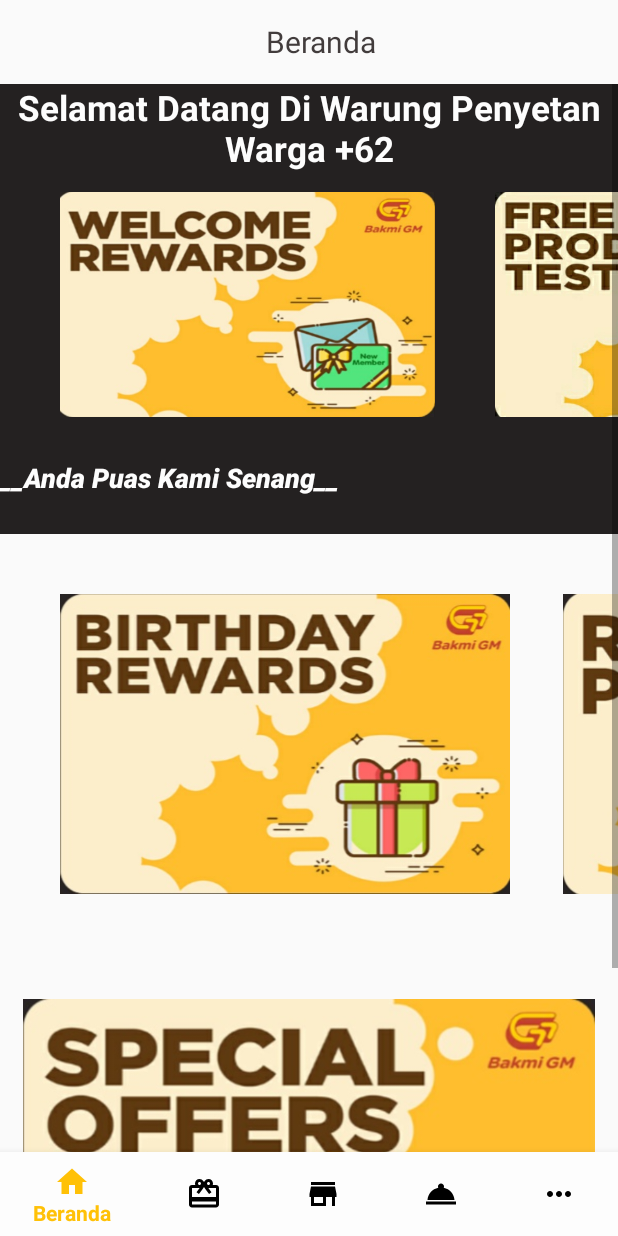
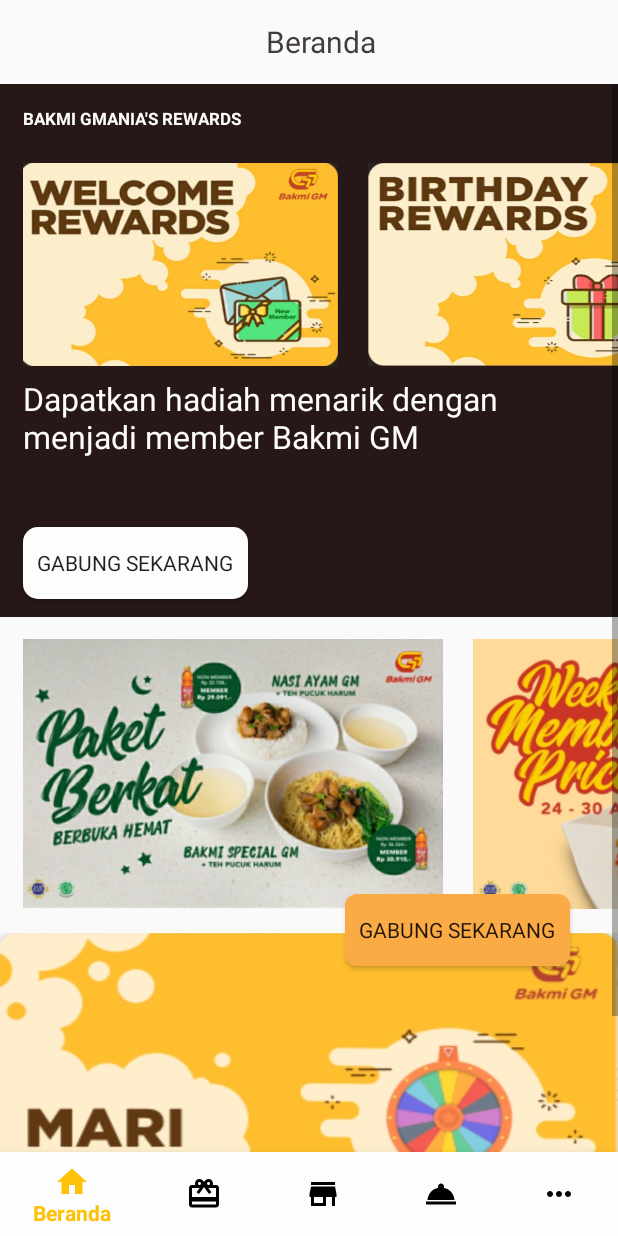
Before and after one commit to ulviaayu51/BakmiPPBProject, an Android app: the MainActivity screen opened directly, with no data from a screen before it, on a phone screen of 412 x 824 dp. Run offline under Robolectric (Android 15) with nearby library versions, the phone set to English and light mode, and no system bars; 1 statement that could not run was skipped.

Commit message:
Update activity_main.xml

```diff
--- a/app/src/main/res/layout/activity_main.xml
+++ b/app/src/main/res/layout/activity_main.xml
@@ -20,10 +20,23 @@
                 android:layout_width="match_parent"
                 android:layout_height="wrap_content"
                 android:gravity="center"
+                android:textAlignment="center"
                 android:textSize="20dp"
                 android:textColor="#423C3C"
-                android:fontFamily="sans-serif"/>
+                android:fontFamily="sans"/>
         </androidx.appcompat.widget.Toolbar>
+        <FrameLayout
+            android:layout_width="match_parent"
+            android:layout_height="match_parent">
+            <Button
+                android:id="@+id/button1_beranda"
+                android:layout_width="150dp"
+                android:layout_height="wrap_content"
+                android:text="GABUNG SEKARANG"
+                android:fontFamily="sans"
+                android:layout_marginTop="540dp"
+                android:layout_marginLeft="230dp"
+                android:background="@drawable/shape_orange"/>
             <ScrollView
                android:layout_width="match_parent"
                android:layout_height="match_parent">
@@ -33,91 +46,150 @@
                    android:orientation="vertical">
                    <FrameLayout
                        android:layout_width="match_parent"
-                   android:layout_height="300dp"
-                   android:background="#242121">
+                       android:layout_height="355dp"
+                       android:background="#271717">
                        <TextView
                            android:id="@+id/textView1_beranda"
                            android:layout_width="match_parent"
                            android:layout_height="60dp"
-                       android:text="Selamat Datang Di Warung Penyetan Warga +62"
+                           android:text="BAKMI GMANIA'S REWARDS"
+                           android:fontFamily="sans"
                            android:textStyle="bold"
-                       android:textSize="23dp"
-                       android:textAlignment="center"
+                           android:textSize="11dp"
+                           android:layout_marginLeft="15dp"
+                           android:layout_marginTop="15dp"
                            android:textColor="@color/colorPrimary"/>
                        <HorizontalScrollView
                            android:layout_width="match_parent"
                            android:layout_height="match_parent"
                            android:layout_gravity="center"
-                       android:layout_marginTop="48dp">
+                           android:layout_marginTop="35dp">
                            <LinearLayout
                                android:layout_width="match_parent"
-                           android:layout_height="350dp">
+                               android:layout_height="wrap_content">
                                <ImageView
                                    android:id="@+id/imageView1_beranda"
-                               android:layout_width="250dp"
-                               android:layout_height="150dp"
+                                   android:layout_width="210dp"
+                                   android:layout_height="135dp"
                                    android:src="@drawable/beranda1"
                                    android:scaleType="fitXY"
-                               android:layout_marginLeft="40dp" />
+                                   android:layout_marginLeft="15dp"/>
                                <ImageView
                                    android:id="@+id/imageView2_beranda"
-                               android:layout_width="250dp"
-                               android:layout_height="150dp"
+                                   android:layout_width="210dp"
+                                   android:layout_height="135dp"
+                                   android:src="@drawable/beranda2"
+                                   android:scaleType="fitXY"
+                                   android:layout_marginLeft="20dp"/>
+                               <ImageView
+                                   android:id="@+id/imageView3_beranda"
+                                   android:layout_width="210dp"
+                                   android:layout_height="135dp"
+                                   android:src="@drawable/beranda3"
+                                   android:scaleType="fitXY"
+                                   android:layout_marginLeft="20dp"/>
+                               <ImageView
+                                   android:id="@+id/imageView4_beranda"
+                                   android:layout_width="210dp"
+                                   android:layout_height="135dp"
                                    android:src="@drawable/beranda4"
                                    android:scaleType="fitXY"
-                               android:layout_marginLeft="40dp"/>
+                                   android:layout_marginLeft="20dp"/>
+                               <ImageView
+                                   android:id="@+id/imageView5_beranda"
+                                   android:layout_width="210dp"
+                                   android:layout_height="135dp"
+                                   android:src="@drawable/beranda5"
+                                   android:scaleType="fitXY"
+                                   android:layout_marginLeft="20dp"/>
                            </LinearLayout>
                        </HorizontalScrollView>
                        <TextView
                            android:id="@+id/textView2_beranda"
                            android:layout_width="match_parent"
-                       android:layout_height="50dp"
-                       android:text="__Anda Puas Kami Senang__"
+                           android:layout_height="70dp"
+                           android:text="Dapatkan hadiah menarik dengan menjadi member Bakmi GM"
                            android:textColor="@color/colorPrimary"
-                       android:fontFamily="sans-serif-black"
-                       android:textSize="18dp"
-                       android:textStyle="italic"
-                       android:layout_marginTop="250dp"/>
+                           android:fontFamily="sans"
+                           android:textSize="21dp"
+                           android:layout_marginTop="195dp"
+                           android:layout_marginLeft="15dp"/>
+                       <Button
+                           android:id="@+id/button2_beranda"
+                           android:layout_width="150dp"
+                           android:layout_height="wrap_content"
+                           android:text="GABUNG SEKARANG"
+                           android:fontFamily="sans"
+                           android:layout_marginTop="295dp"
+                           android:layout_marginLeft="15dp"
+                           android:background="@drawable/shape_white"/>
                    </FrameLayout>
                    <FrameLayout
                        android:layout_width="match_parent"
-                   android:layout_height="300dp"
-                   android:layout_marginTop="10dp">
+                       android:layout_height="195dp">
                        <HorizontalScrollView
                            android:layout_width="match_parent"
                            android:layout_height="match_parent"
                            android:layout_gravity="center"
-                       android:layout_marginTop="20dp">
+                           android:layout_marginTop="10dp">
                            <LinearLayout
                                android:layout_width="match_parent"
                                android:layout_height="350dp">
                                <ImageView
-                               android:id="@+id/imageView3_beranda"
-                               android:layout_width="300dp"
-                               android:layout_height="200dp"
-                               android:src="@drawable/beranda2"
+                                   android:id="@+id/imageView6_beranda"
+                                   android:layout_width="280dp"
+                                   android:layout_height="180dp"
+                                   android:src="@drawable/beranda6"
                                    android:scaleType="fitXY"
-                               android:layout_marginLeft="40dp"/>
+                                   android:layout_marginLeft="15dp"/>
                                <ImageView
-                               android:id="@+id/imageView4_beranda"
-                               android:layout_width="300dp"
-                               android:layout_height="200dp"
-                               android:layout_marginLeft="35dp"
-                               android:src="@drawable/beranda3"
+                                   android:id="@+id/imageView7_beranda"
+                                   android:layout_width="280dp"
+                                   android:layout_height="180dp"
+                                   android:layout_marginLeft="20dp"
+                                   android:src="@drawable/beranda7"
+                                   android:scaleType="fitXY"/>
+                               <ImageView
+                                   android:id="@+id/imageView8_beranda"
+                                   android:layout_width="280dp"
+                                   android:layout_height="180dp"
+                                   android:layout_marginLeft="20dp"
+                                   android:src="@drawable/beranda8"
+                                   android:scaleType="fitXY"/>
+                               <ImageView
+                                   android:id="@+id/imageView9_beranda"
+                                   android:layout_width="280dp"
+                                   android:layout_height="180dp"
+                                   android:layout_marginLeft="20dp"
+                                   android:src="@drawable/beranda9"
+                                   android:scaleType="fitXY"/>
+                               <ImageView
+                                   android:id="@+id/imageView10_beranda"
+                                   android:layout_width="280dp"
+                                   android:layout_height="180dp"
+                                   android:layout_marginLeft="20dp"
+                                   android:src="@drawable/beranda10"
+                                   android:scaleType="fitXY"/>
+                               <ImageView
+                                   android:id="@+id/imageView11_beranda"
+                                   android:layout_width="280dp"
+                                   android:layout_height="180dp"
+                                   android:layout_marginLeft="20dp"
+                                   android:src="@drawable/beranda12"
                                    android:scaleType="fitXY"/>
                            </LinearLayout>
                        </HorizontalScrollView>
                    </FrameLayout>
                    <ImageView
-                   android:id="@+id/imageView5_beranda"
+                       android:id="@+id/imageView12_beranda"
                        android:layout_width="match_parent"
                        android:layout_height="250dp"
-                   android:src="@drawable/beranda5"
-                   android:scaleType="fitXY"
-                   android:paddingLeft="15dp"
-                   android:paddingRight="15dp"/>
+                       android:layout_marginTop="15dp"
+                       android:src="@drawable/beranda11"
+                       android:scaleType="fitXY"/>
                </LinearLayout>
            </ScrollView>
+        </FrameLayout>
     </LinearLayout>
     <com.google.android.material.bottomnavigation.BottomNavigationView
         android:layout_width="match_parent"
```
Lines whose indentation alone changed are shown as unchanged.
